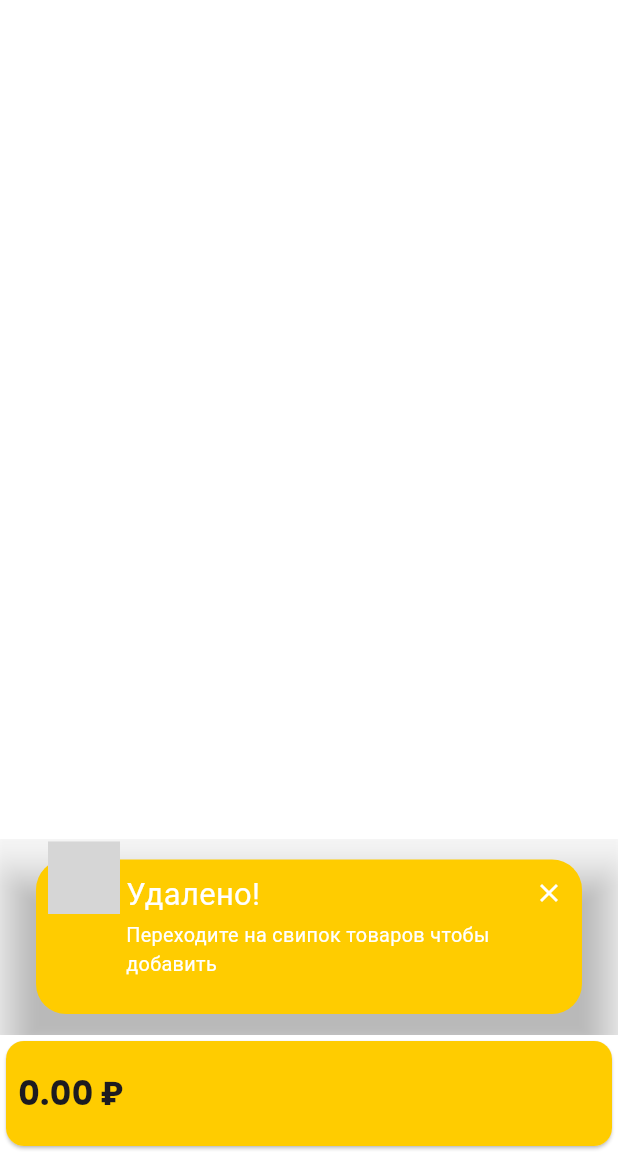
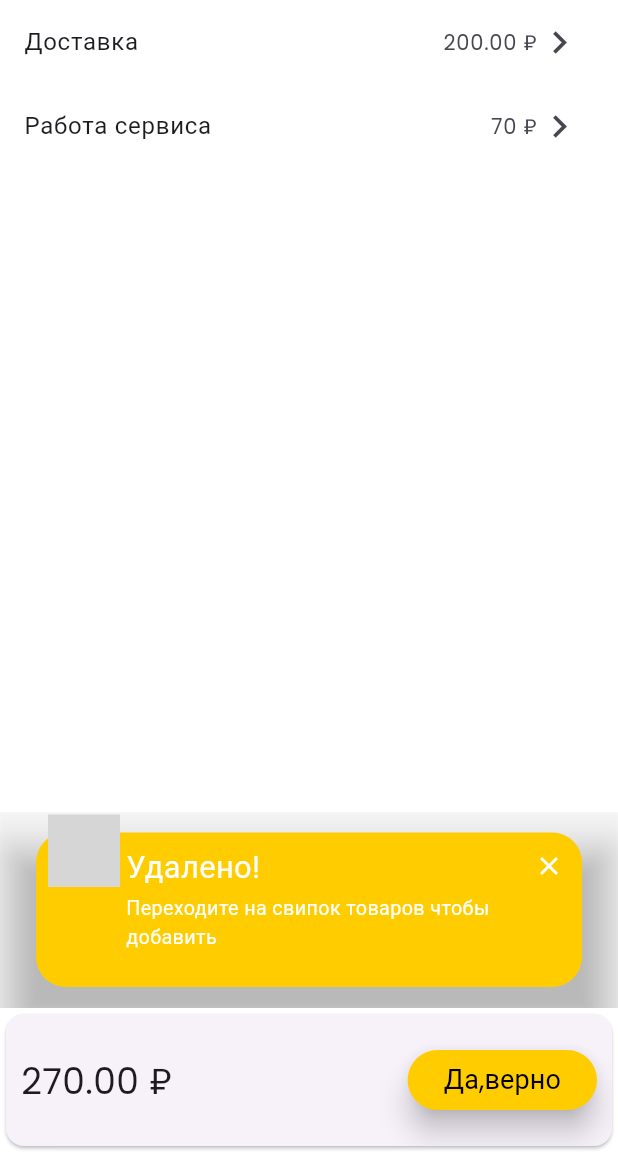
Before and after one commit to AliAltiyev/amazox_prime, a Flutter app: the CartBody screen opened directly with empty values, after a tap on the "delete outline" icon, on a phone screen of 412 x 824 dp, the part 84-1236 px from its top. Run offline on Flutter 3.47's test engine with Material 2 defaults, Android fonts, the phone set to English and light mode, and no system bars; drawn by our look-alikes of awesome_snackbar_content; our stand-ins replace animated_text_kit, auto_route, bloc, cached_network_image, cloud_firestore, equatable and 10 more; accounts and stored records are empty; grey boxes are pictures that could not be loaded.

Commit message:
refactor code

```diff
--- a/core_ui/lib/constants/string.dart
+++ b/core_ui/lib/constants/string.dart
@@ -9,7 +9,7 @@ final class StringConstant {
   static const String buy = 'Купить';
   static const String price = 'Сумма';
   static const String home = 'Home';
-  static const String card = 'Card';
+  static const String cartt = 'Cart';
   static const String order = 'Order';
   static const String settings = 'Settings';
   static const String orders = 'Заказы';
@@ -26,6 +26,20 @@ final class StringConstant {
   static const String share = 'Поделиться';
   static const String emptyCartSnacBarSubtitle =
       'Переходите на свипок товаров чтобы добавить';
+  static const String orderSnackBarTitle = 'Заказ Прият';
 
   static const String emptyCartSnackBarTitle = 'Удалено!';
+  static const String delivery = 'Доставка';
+  static const String deliverySubtitle = '''
+Ваш заказ будет доставлен до вашей двери в течение  45 - 60 минут. Если у
+ вас есть какие-либо вопросы или опасения по поводу доставки, пожалуйста,
+ свяжитесь с нашей службой поддержки клиентов.''';
+
+  static const String makeOrder = 'Да,верно';
+  static const String serviceFee = 'Работа сервиса';
+  static const String key = 'key';
+  static const String notingIntoCartTitle = 'Ничего нет';
+  static const String nothingIntoCartSubtitle =
+      '''Перейдите в список ресторанов,чтобы выбрать
+       понравившийсы и оформить из него заказ''';
 }
--- a/core_ui/lib/resources/app_icons.dart
+++ b/core_ui/lib/resources/app_icons.dart
@@ -5,6 +5,11 @@ final class AppIcons {
   static const increament = Icons.add;
   static const decremeent = Icons.remove;
   static const share = Icons.share_outlined;
+
+  static const chevronRightOutlined = Icon(
+    Icons.chevron_right_outlined,
+    size: Dimensions.SIZE_30,
+  );
 
   static const home = Icon(
     Icons.home,
@@ -14,8 +19,8 @@ final class AppIcons {
     Icons.delivery_dining_outlined,
     size: Dimensions.SIZE_30,
   );
-  static const card = Icon(
-    Icons.payment,
+  static const cart = Icon(
+    Icons.card_travel_outlined,
     size: Dimensions.SIZE_30,
   );
   static const settings = Icon(
--- a/features/card/lib/bloc/cart_event.dart
+++ b/features/card/lib/bloc/cart_event.dart
@@ -16,7 +16,9 @@ class AddProduct extends CartEvent {
   const AddProduct(this.product);
 
   @override
-  List<Object> get props => [product];
+  List<Object> get props => [
+        product,
+      ];
 }
 
 class RemoveProduct extends CartEvent {
--- a/features/card/lib/bloc/cart_state.dart
+++ b/features/card/lib/bloc/cart_state.dart
@@ -8,23 +8,58 @@ abstract class CartState extends Equatable {
   List<Object> get props => [];
 }
 
-class CartLoading extends CartState {}
+class CartLoading extends CartState {
+  @override
+  List<Object> get props => [];
+}
 
 class CartLoaded extends CartState {
   final Cart cart;
+  final int serviceFee;
 
-  const CartLoaded({this.cart = const Cart()});
+  const CartLoaded({
+    this.cart = const Cart(),
+    this.serviceFee = 70,
+  });
 
-  double get subtotal => cart.cartItems
-      .fold(0, (previousValue, element) => previousValue + element.price);
+  double get subtotal => cart.cartItems.fold(
+        0,
+        (previousValue, element) => previousValue + element.price,
+      );
 
   String get getSubtotalString => subtotal.toStringAsFixed(2);
 
+  double deliveryFee(subtotal) {
+    if (subtotal >= 2000) {
+      return 0;
+    } else {
+      return 200;
+    }
+  }
+
+  double total(subtotal, deliveryFee, serviceFee) {
+    return subtotal + deliveryFee(subtotal) + serviceFee;
+  }
+
+  String get totalString =>
+      total(subtotal, deliveryFee, serviceFee).toStringAsFixed(2);
+
+  String get deliveryFeeString => deliveryFee(subtotal).toStringAsFixed(2);
+
   @override
-  List<Object> get props => [cart];
+  List<Object> get props => [
+        cart,
+      ];
 }
 
-class CartError extends CartState {
+class CartFailure extends CartState {
+  String message;
+  CartFailure({
+    required this.message,
+  });
+
   @override
-  List<Object> get props => [];
+  List<Object> get props => [
+        message,
+      ];
 }
--- a/features/card/lib/shopping_card.dart
+++ b/features/card/lib/shopping_card.dart
@@ -2,6 +2,9 @@ library cart;
 
 export 'package:card/bloc/cart_bloc.dart';
 export 'package:card/ui/components/cart_body.dart';
+export 'package:card/ui/components/cart_list_item.dart';
+export 'package:card/ui/components/cart_sublist.dart';
+export 'package:card/ui/components/cart_total_price.dart';
 export 'package:card/ui/components/empty_cart.dart';
 export 'package:card/ui/shopping_card.dart';
 export 'package:core/core.dart';
--- a/features/card/lib/ui/components/cart_body.dart
+++ b/features/card/lib/ui/components/cart_body.dart
@@ -1,5 +1,4 @@
 import 'package:card/shopping_card.dart';
-import 'package:core/enums/currency.dart';
 
 class CartBody extends StatelessWidget {
   final CartLoaded _state;
@@ -12,33 +11,18 @@ class CartBody extends StatelessWidget {
   @override
   Widget build(BuildContext context) {
     return Scaffold(
-      bottomNavigationBar: Card(
-        clipBehavior: Clip.antiAlias,
-        child: Container(
-          height: 70,
-          color: ApplicationColors.primaryButtonColor,
-          child: Padding(
-            padding: const EdgeInsets.all(8.0),
-            child: Row(
-              children: [
-                Text(
-                  '${_state.getSubtotalString} ${Currency.rubl.value}',
-                  style: AppFonts.bold22,
-                )
-              ],
-            ),
-          ),
-        ),
-      ),
+      bottomNavigationBar: CartTotalPrice(state: _state),
       appBar: AppBar(
-        actions: [
+        actions: <Widget>[
           _deleteAllCartItems(),
         ],
         title: const Text(
           StringConstant.cart,
         ),
       ),
-      body: ListView.builder(
+      body: CustomScrollView(
+        slivers: <Widget>[
+          SliverList.builder(
             itemCount: _state.cart.cartItems.length,
             itemBuilder: (BuildContext context, int index) {
               final Product product = _state.cart.cartItems[index];
@@ -53,7 +37,9 @@ class CartBody extends StatelessWidget {
                           );
                     },
                     borderRadius: const BorderRadius.all(
-                  Radius.circular(Dimensions.SIZE_14),
+                      Radius.circular(
+                        Dimensions.SIZE_14,
+                      ),
                     ),
                     backgroundColor: ApplicationColors.red,
                     foregroundColor: ApplicationColors.white,
@@ -79,57 +65,13 @@ class CartBody extends StatelessWidget {
                   padding: const EdgeInsets.all(
                     ApplicationPadding.PADDING_10,
                   ),
-              child: ListTile(
-                trailing: Row(
-                    mainAxisSize: MainAxisSize.min,
-                    crossAxisAlignment: CrossAxisAlignment.center,
-                    children: <Widget>[
-                      AppAddButton(
-                        icon: AppIcons.increament,
-                        onPress: () {
-                          //TODO: ADD
-                        },
-                      ),
-                      //TODO remove
-                      const Text(''),
-                      AppAddButton(
-                        icon: AppIcons.increament,
-                        onPress: () {
-                          //TODO: Add
-                        },
-                      )
-                    ]),
-                subtitle: RichText(
-                  text: TextSpan(
-                    text: '${product.price.toString()} ${Currency.rubl.value}',
-                    style: AppFonts.normal16
-                        .copyWith(color: ApplicationColors.black),
-                    children: [
-                      TextSpan(
-                        text: '  ${product.ml}',
-                        style: AppFonts.normal10
-                            .copyWith(color: ApplicationColors.black),
-                      ),
-                    ],
-                  ),
-                ),
-                title: Text(
-                  overflow: TextOverflow.clip,
-                  softWrap: true,
-                  product.name,
-                  style: AppFonts.normal12,
-                ),
-                leading: Card(
-                  clipBehavior: Clip.antiAlias,
-                  child: CachedNetworkImage(
-                    fadeInCurve: Curves.bounceInOut,
-                    imageUrl: product.image,
-                  ),
-                ),
-              ),
+                  child: CartLisItem(product: product),
                 ),
               );
             },
+          ),
+          CartSublist(state: _state),
+        ],
       ),
     );
   }
@@ -139,8 +81,10 @@ class CartBody extends StatelessWidget {
       builder: (context, state) {
         return GestureDetector(
           onTap: () {
-            context.read<CartBloc>().add(const RemoveAllProducts());
-            final snackBar = SnackBar(
+            context.read<CartBloc>().add(
+                  const RemoveAllProducts(),
+                );
+            final SnackBar snackBar = SnackBar(
               elevation: Dimensions.SIZE_10,
               behavior: SnackBarBehavior.fixed,
               backgroundColor: Colors.transparent,
@@ -149,8 +93,6 @@ class CartBody extends StatelessWidget {
                 message: StringConstant.emptyCartSnacBarSubtitle,
                 title: StringConstant.emptyCartSnackBarTitle,
                 color: ApplicationColors.primaryButtonColor,
-
-                /// change contentType to ContentType.success, ContentType.warning or ContentType.help for variants
                 contentType: ContentType.success,
               ),
             );
--- /dev/null
+++ b/features/card/lib/ui/components/cart_sublist.dart
@@ -0,0 +1,80 @@
+import 'package:card/shopping_card.dart';
+import 'package:core/enums/currency.dart';
+
+class CartSublist extends StatelessWidget {
+  final CartLoaded _state;
+
+  const CartSublist({
+    required CartLoaded state,
+    super.key,
+  }) : _state = state;
+
+  @override
+  Widget build(BuildContext context) {
+    final Size size = MediaQuery.sizeOf(context);
+    return SliverList(
+      key: const ValueKey<String>(
+        StringConstant.key,
+      ),
+      delegate: SliverChildListDelegate(
+        <Widget>[
+          ListTile(
+            onTap: () {
+              showBottomSheet(
+                backgroundColor: ApplicationColors.white,
+                clipBehavior: Clip.antiAlias,
+                context: context,
+                builder: (context) {
+                  return SizedBox(
+                    height: size.height / Dimensions.SIZE_4,
+                    width: size.width,
+                    child: Column(
+                      mainAxisAlignment: MainAxisAlignment.spaceEvenly,
+                      children: <Widget>[
+                        Text(
+                          StringConstant.delivery,
+                          style: AppFonts.normal24,
+                        ),
+                        Text(
+                          StringConstant.deliverySubtitle,
+                          textAlign: TextAlign.center,
+                          style: AppFonts.normal14.copyWith(),
+                        )
+                      ],
+                    ),
+                  );
+                },
+              );
+            },
+            title: const Text(StringConstant.delivery),
+            trailing: Row(
+              mainAxisSize: MainAxisSize.min,
+              children: <Widget>[
+                Text(
+                  '${_state.deliveryFeeString} ${Currency.rubl.value}',
+                  style: AppFonts.normal14,
+                ),
+                AppIcons.chevronRightOutlined
+              ],
+            ),
+          ),
+          ListTile(
+            title: const Text(
+              StringConstant.serviceFee,
+            ),
+            trailing: Row(
+              mainAxisSize: MainAxisSize.min,
+              children: <Widget>[
+                Text(
+                  '${_state.serviceFee} ${Currency.rubl.value}',
+                  style: AppFonts.normal14,
+                ),
+                AppIcons.chevronRightOutlined
+              ],
+            ),
+          )
+        ],
+      ),
+    );
+  }
+}
--- /dev/null
+++ b/features/card/lib/ui/components/cart_total_price.dart
@@ -0,0 +1,59 @@
+import 'package:card/shopping_card.dart';
+import 'package:core/enums/currency.dart';
+
+class CartTotalPrice extends StatelessWidget {
+  final CartLoaded _state;
+
+  const CartTotalPrice({
+    required CartLoaded state,
+    super.key,
+  }) : _state = state;
+
+  @override
+  Widget build(BuildContext context) {
+    return Card(
+      clipBehavior: Clip.antiAlias,
+      child: SizedBox(
+        height: Dimensions.SIZE_88,
+        child: Padding(
+          padding: const EdgeInsets.all(
+            ApplicationPadding.PADDING_10,
+          ),
+          child: Row(
+            mainAxisAlignment: MainAxisAlignment.spaceBetween,
+            children: <Widget>[
+              Text(
+                '${_state.totalString} ${Currency.rubl.value}',
+                style: AppFonts.normal24,
+              ),
+              AddToCardButton(
+                text: StringConstant.makeOrder,
+                onPressed: () {
+                  final SnackBar snackBar = SnackBar(
+                    elevation: Dimensions.SIZE_10,
+                    behavior: SnackBarBehavior.fixed,
+                    backgroundColor: Colors.transparent,
+                    content: AwesomeSnackbarContent(
+                      inMaterialBanner: true,
+                      message: StringConstant.deliverySubtitle,
+                      title: StringConstant.orderSnackBarTitle,
+                      color: ApplicationColors.primaryButtonColor,
+                      contentType: ContentType.success,
+                    ),
+                  );
+
+                  ScaffoldMessenger.of(context)
+                    ..hideCurrentSnackBar()
+                    ..showSnackBar(snackBar);
+                  context.read<CartBloc>().add(
+                        const RemoveAllProducts(),
+                      );
+                },
+              ),
+            ],
+          ),
+        ),
+      ),
+    );
+  }
+}
--- a/features/card/lib/ui/components/empty_cart.dart
+++ b/features/card/lib/ui/components/empty_cart.dart
@@ -31,14 +31,14 @@ class EmptyCartBody extends StatelessWidget {
           Column(
             children: <Widget>[
               Text(
-                'Ничего нет',
+                StringConstant.notingIntoCartTitle,
                 style: AppFonts.bold18,
               ),
               SizedBox(
                 height: size.height / Dimensions.SIZE_20,
               ),
               const Text(
-                'Перейдите в список ресторанов,чтобы выбрать понравившийсы и оформить из него заказ',
+                StringConstant.nothingIntoCartSubtitle,
                 textAlign: TextAlign.center,
               )
             ],
--- a/features/card/lib/ui/shopping_card.dart
+++ b/features/card/lib/ui/shopping_card.dart
@@ -27,7 +27,7 @@ class _SettingsPageState extends State<ShappingCard> {
             );
           } else {
             return const Center(
-              child: Text('Empty'),
+              child: SizedBox.shrink(),
             );
           }
         },
--- a/features/dashboard/lib/ui/dashboard_page.dart
+++ b/features/dashboard/lib/ui/dashboard_page.dart
@@ -37,9 +37,9 @@ class DashboardView extends StatelessWidget {
               ),
               AppBarItem(
                 selectedColor: ApplicationColors.white,
-                icon: AppIcons.card,
+                icon: AppIcons.cart,
                 title: const Text(
-                  StringConstant.card,
+                  StringConstant.cartt,
                 ),
               ),
               AppBarItem(
```
Also changed, not shown: data/lib/di/di.dart (+5 -2 lines), features/card/lib/bloc/cart_bloc.dart (+31 -9 lines), features/card/lib/ui/components/cart_list_item.dart (added, +66 -0 lines). Lines whose indentation alone changed are shown as unchanged.
